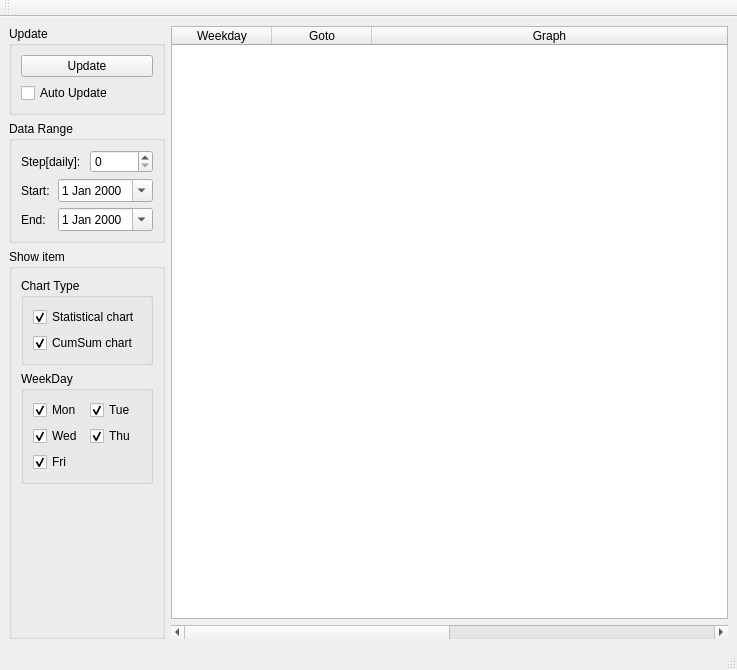
Old version of the form trade_monitor/trade_monitor/ttm/ttm_details.ui in the repository takkin-takilog/namake-trader.
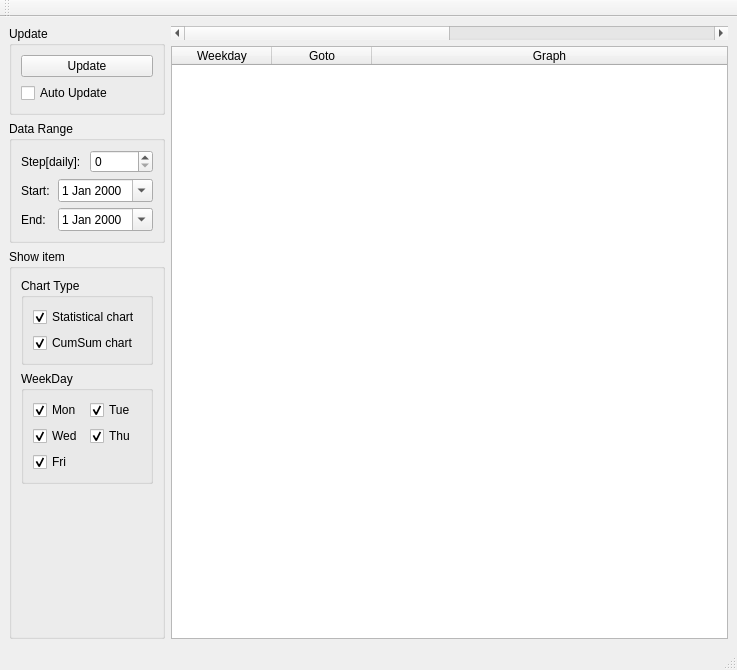
New version of the form.

Diff of the .ui file:
```diff
--- a/trade_monitor/trade_monitor/ttm/ttm_details.ui
+++ b/trade_monitor/trade_monitor/ttm/ttm_details.ui
@@ -217,6 +217,25 @@
     </item>
     <item>
      <layout class="QVBoxLayout" name="verticalLayout_5">
+      <item>
+       <widget class="QScrollBar" name="ScrollBar_DateRange">
+        <property name="sizePolicy">
+         <sizepolicy hsizetype="Expanding" vsizetype="Fixed">
+          <horstretch>0</horstretch>
+          <verstretch>0</verstretch>
+         </sizepolicy>
+        </property>
+        <property name="maximum">
+         <number>10</number>
+        </property>
+        <property name="singleStep">
+         <number>1</number>
+        </property>
+        <property name="orientation">
+         <enum>Qt::Horizontal</enum>
+        </property>
+       </widget>
+      </item>
       <item>
        <widget class="QTableWidget" name="tableWidget">
         <property name="focusPolicy">
@@ -263,25 +282,6 @@
         </column>
        </widget>
       </item>
-      <item>
-       <widget class="QScrollBar" name="ScrollBar_DateRange">
-        <property name="sizePolicy">
-         <sizepolicy hsizetype="Expanding" vsizetype="Fixed">
-          <horstretch>0</horstretch>
-          <verstretch>0</verstretch>
-         </sizepolicy>
-        </property>
-        <property name="maximum">
-         <number>10</number>
-        </property>
-        <property name="singleStep">
-         <number>1</number>
-        </property>
-        <property name="orientation">
-         <enum>Qt::Horizontal</enum>
-        </property>
-       </widget>
-      </item>
      </layout>
     </item>
    </layout>
```
